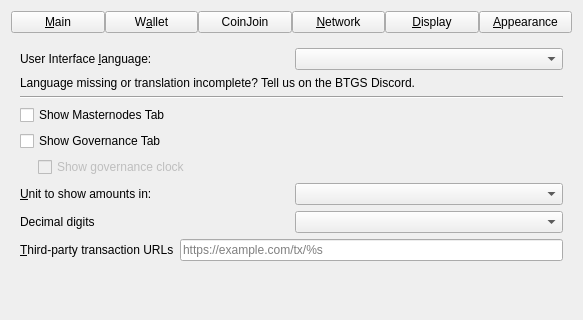
This is src/qt/forms/optionsdialog.ui in BTGS-Community/btgs-core as Qt 5 draws it before an edit; both pictures show x 0 to 583 and y 0 to 320 of the 583 by 460 pixel window. The edited form follows.
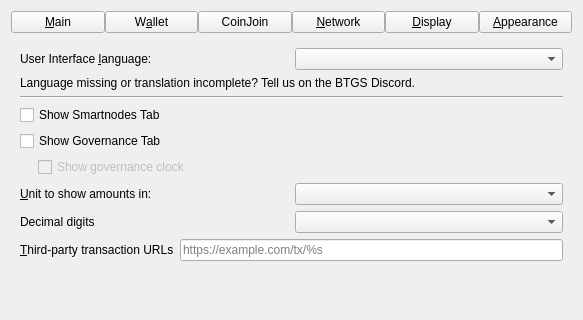
This is the edited form. The open tabs and pages were chosen to show the change. Custom widgets are drawn as their Qt base class.

Commit message: Wallet: show Smartnode instead of Masternode in visible texts

The edit to the form file:
```diff
--- a/src/qt/forms/optionsdialog.ui
+++ b/src/qt/forms/optionsdialog.ui
@@ -1075,7 +1075,7 @@
           <string>Show additional tab listing all your masternodes in first sub-tab&lt;br/&gt;and all masternodes on the network in second sub-tab.</string>
          </property>
          <property name="text">
-          <string>Show Masternodes Tab</string>
+          <string>Show Smartnodes Tab</string>
          </property>
         </widget>
        </item>
```
Left out of the diff: 6 changed lines with no effect on the pictures. The commit also changes 18 other files.
